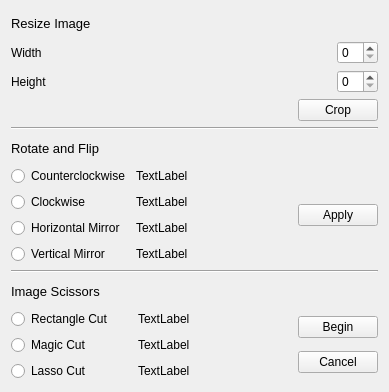
Old version of the form Palette/BasicControls.ui in the repository JosefNatanael/ThePhotoEditor.
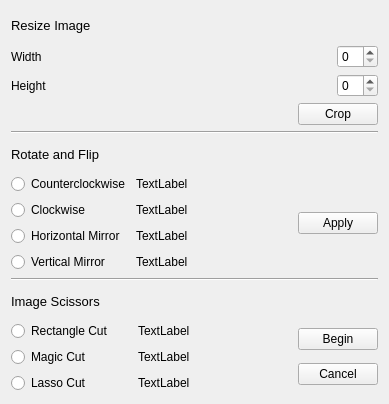
New version of the form.

Commit message: Added semi-done rectangle crop feature (pure fettuccine), moved zoomed width and height dimensions to MainWindow

Patch:
```diff
--- a/Palette/BasicControls.ui
+++ b/Palette/BasicControls.ui
@@ -7,7 +7,7 @@
     <x>0</x>
     <y>0</y>
     <width>389</width>
-    <height>392</height>
+    <height>404</height>
    </rect>
   </property>
   <property name="windowTitle">
```
Left out of the diff: 4 changed lines with no effect on the pictures. The commit also changes 6 other files.
